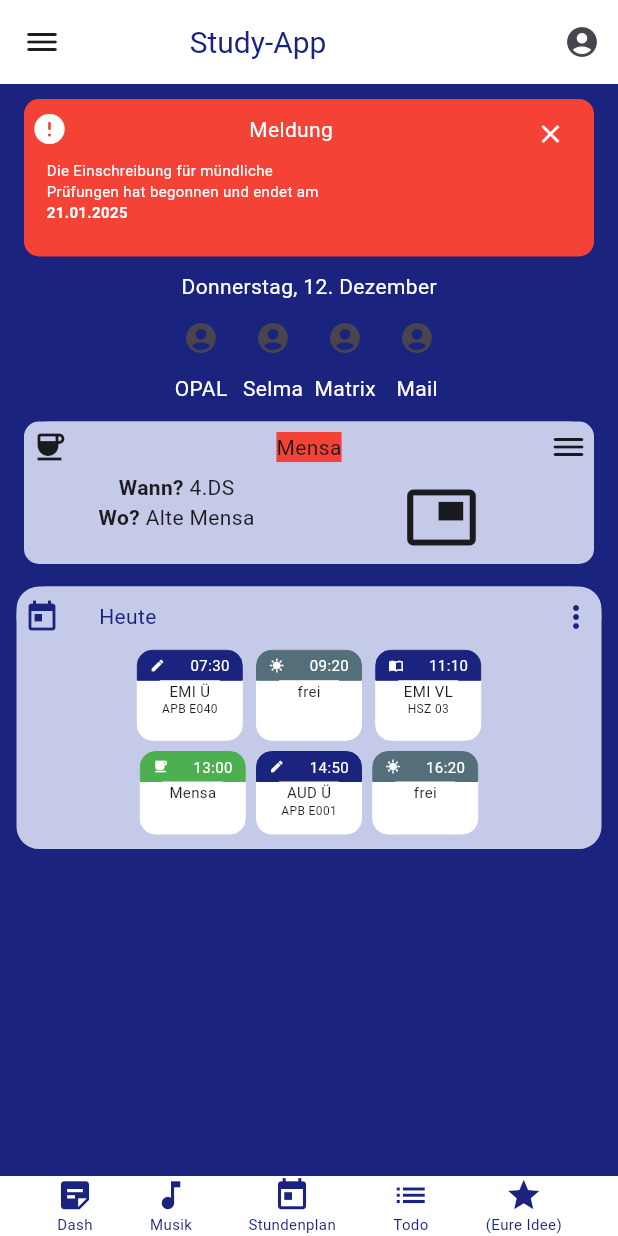
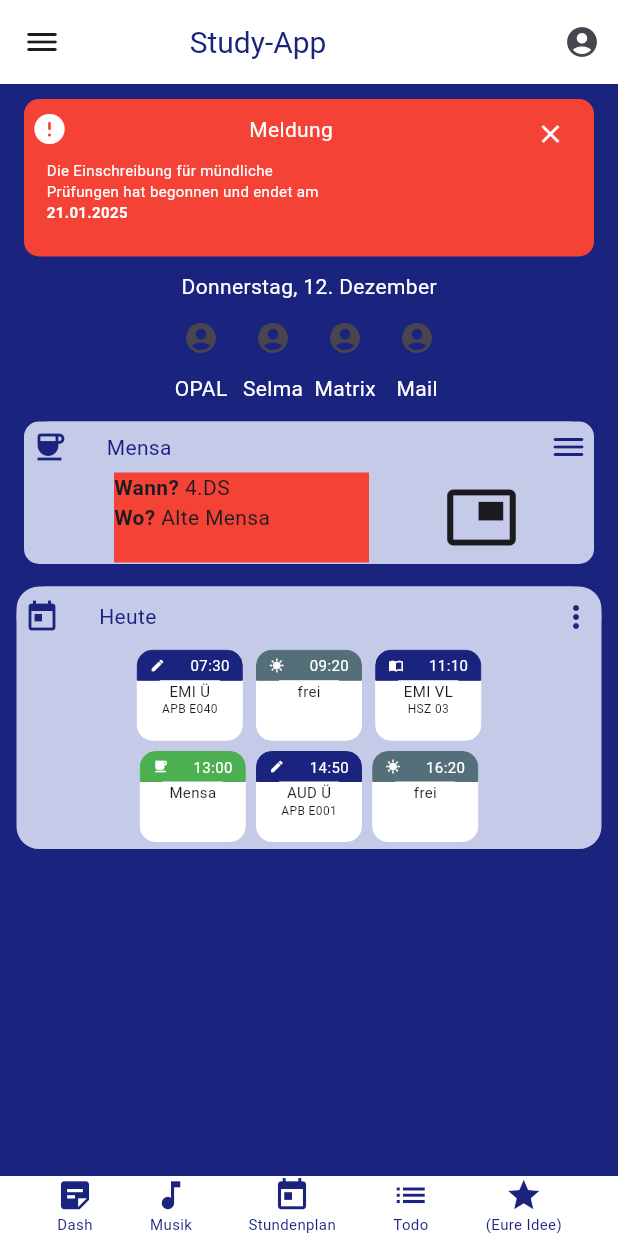
Before and after one commit to TheoStroth/EMI-App, a Flutter app: the screen it shows after launch, on a phone screen of 412 x 824 dp. Run offline on Flutter 3.47's test engine with Material 3 defaults, Android fonts, the phone set to English and light mode, and no system bars.

Commit message:
Update main.dart
Stundenplanfeld Abstände angepasst

```diff
--- a/app/lib/main.dart
+++ b/app/lib/main.dart
@@ -269,26 +269,37 @@ class myApp extends StatelessWidget {
                               children: [
                                 Icon(
                                   Icons.coffee,
+                                  color: Colors.indigo.shade900,
                                 ),
                                 Container(
-                                    color: Colors.red,
+                                    //color: Colors.red,
+                                    width:270,
                                     child: Text(
-                                        "Mensa"
+                                        "Mensa",
+                                        style: TextStyle(
+                                          color: Colors.indigo.shade900,
+                                        ),
                                     ),
                                   ),
                                 Icon(
                                   Icons.dehaze_rounded,
+                                  color: Colors.indigo.shade900,
                                 ),
                               ],
                             ),
                           ),
                         Row(
-                          mainAxisAlignment: MainAxisAlignment.spaceEvenly,
+                          mainAxisAlignment: MainAxisAlignment.end,
                           children: [
                             Container(
-                              width: 150,
+                              color: Colors.red,
+                              width: 170,
                               height: 60,
                               child: Column(
+                                mainAxisAlignment: MainAxisAlignment.start,
+                                children: [
+                                  Container(
+                                    child: Row(
                                       children: [
                                         Text.rich(
                                           TextSpan(
@@ -305,6 +316,12 @@ class myApp extends StatelessWidget {
                                             ],
                                           ),
                                         ),
+                                      ],
+                                    ),
+                                  ),
+                                  Container(
+                                    child: Row(
+                                      children: [
                                         Text.rich(
                                           TextSpan(
                                             children: [
@@ -318,6 +335,10 @@ class myApp extends StatelessWidget {
                                                 text: "Alte Mensa",
                                               ),
                                             ],
+                                          ),
+                                        ),
+                                      ],
+
                                     ),
                                   ),
                                 ],
@@ -665,7 +686,7 @@ class myApp extends StatelessWidget {
                               const Radius.circular(20),
                             ),
                           ),
-                          height: 65,
+                          height: 70,
                           width: 250,
                           child: Row(
                             mainAxisAlignment: MainAxisAlignment.spaceEvenly,
```
Lines whose indentation alone changed are shown as unchanged.
